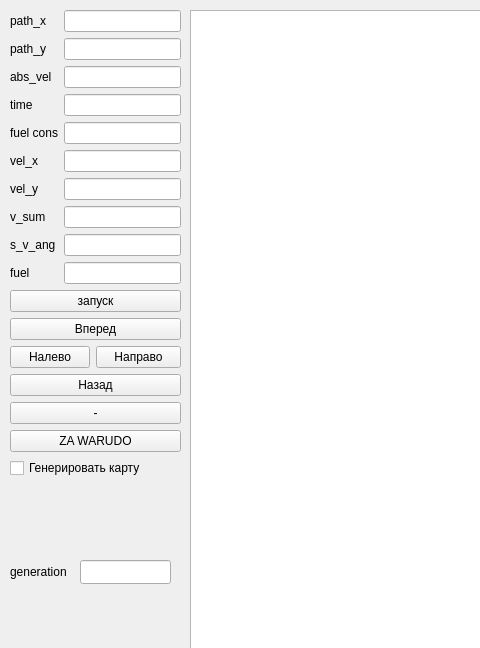
Before: the Qt Designer form mainwindow.ui in Polliakoff/Collabreequeue-2-rep, drawn with Qt 5; both pictures show x 0 to 480 and y 0 to 648 of the 1368 by 768 pixel window.
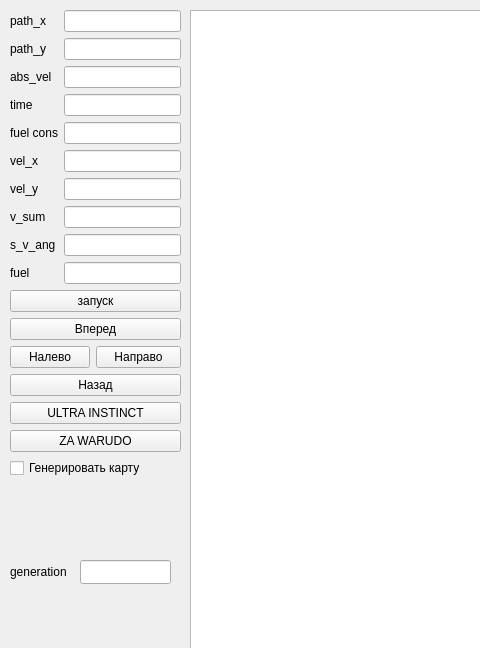
After: the same form once the commit is applied.

Commit message: ultra_instinct

```diff
--- a/mainwindow.ui
+++ b/mainwindow.ui
@@ -33,7 +33,7 @@
       <x>10</x>
       <y>10</y>
       <width>171</width>
-      <height>499</height>
+      <height>528</height>
      </rect>
     </property>
     <layout class="QGridLayout" name="gridLayout">
@@ -177,7 +177,7 @@
        <item row="4" column="0" colspan="2">
         <widget class="QPushButton" name="pushButton_6">
          <property name="text">
-          <string>-</string>
+          <string>ULTRA INSTINCT</string>
          </property>
         </widget>
        </item>
```
Left out of the diff: 2 changed lines with no effect on the pictures. The commit also changes 2 other files.
